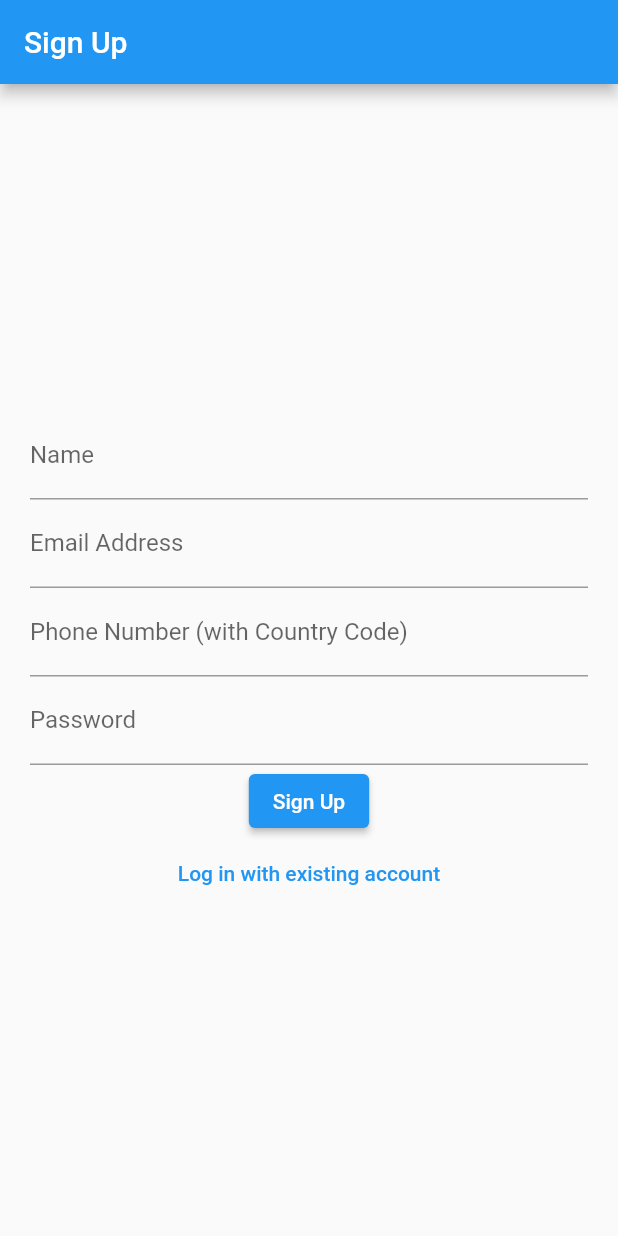
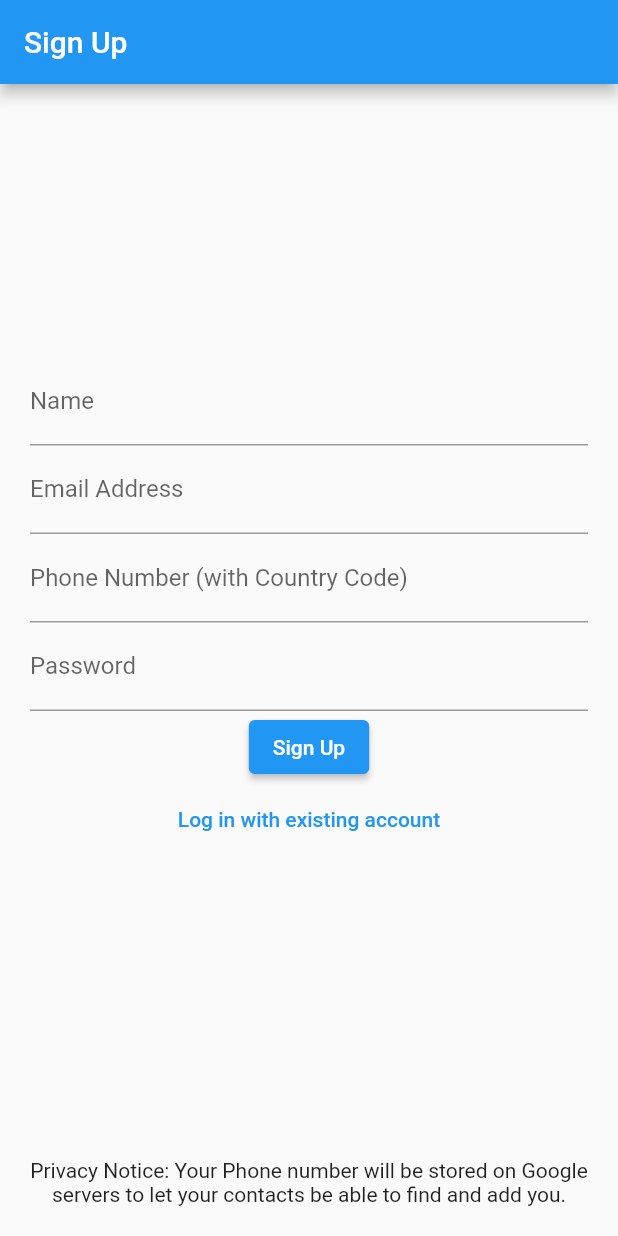
Before and after one commit to markwitt1/mype_app, a Flutter app: the screen it shows after launch, on a phone screen of 412 x 824 dp. Run offline on Flutter 3.47's test engine with Material 2 defaults, Android fonts, the phone set to English and light mode, and no system bars; drawn by our look-alikes of flutter_form_builder; our stand-ins replace cached_network_image, cloud_firestore, contacts_service, firebase_analytics, firebase_auth, firebase_core and 14 more; missing offline and left inert: clipboard; accounts and stored records are empty.

Commit message:
added privacy notice regarding phone number

```diff
--- a/lib/screens/SignUp.dart
+++ b/lib/screens/SignUp.dart
@@ -17,7 +17,10 @@ class SignUp extends HookWidget {
       appBar: AppBar(
         title: Text("Sign Up"),
       ),
-      body: FormBuilder(
+      body: Column(
+        children: [
+          Flexible(
+            child: FormBuilder(
               key: _fbKey,
               child: Center(
                 child: Padding(
@@ -85,6 +88,16 @@ class SignUp extends HookWidget {
                 ),
               ),
             ),
+          ),
+          Padding(
+            padding: const EdgeInsets.all(20),
+            child: Text(
+              "Privacy Notice: Your Phone number will be stored on Google servers to let your contacts be able to find and add you.",
+              textAlign: TextAlign.center,
+            ),
+          )
+        ],
+      ),
     );
   }
 }
--- a/pubspec.yaml
+++ b/pubspec.yaml
@@ -15,7 +15,7 @@ publish_to: "none" # Remove this line if you wish to publish to pub.dev
 # In iOS, build-name is used as CFBundleShortVersionString while build-number used as CFBundleVersion.
 # Read more about iOS versioning at
 # https://developer.apple.com/library/archive/documentation/General/Reference/InfoPlistKeyReference/Articles/CoreFoundationKeys.html
-version: 0.0.5+17
+version: 0.0.6+18
 
 environment:
   sdk: ">=2.12.0 <3.0.0"
```
Lines whose indentation alone changed are shown as unchanged.
